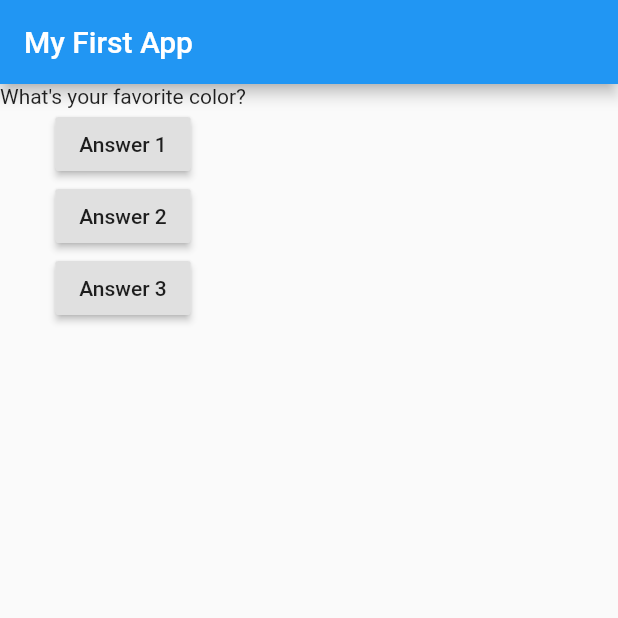
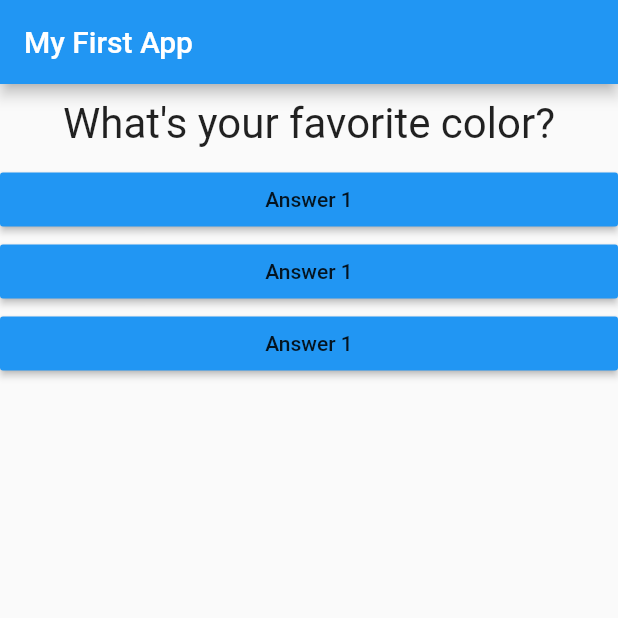
Before and after one commit to dgeorgiev436/flutter_basics_app, a Flutter app: the screen it shows after launch, on a phone screen of 412 x 824 dp, the top half of it. Run offline on Flutter 3.47's test engine with Material 2 defaults, Android fonts, the phone set to English and light mode, and no system bars.

```diff
--- /dev/null
+++ b/lib/answer.dart
@@ -0,0 +1,20 @@
+import "package:flutter/material.dart";
+
+class Answer extends StatelessWidget {
+
+  final Function selectHandler;
+
+  Answer(this.selectHandler);
+
+  @override
+  Widget build(BuildContext context) {
+    return Container(
+      width: double.infinity,
+      child: RaisedButton(
+        color: Colors.blue,
+        child: Text("Answer 1"),
+        onPressed: selectHandler,
+      ),
+    );
+  }
+}
--- a/lib/main.dart
+++ b/lib/main.dart
@@ -2,6 +2,7 @@ import 'package:flutter/material.dart';
 
 
 import "./question.dart";
+import "./answer.dart";
 
 void main() {
   runApp(MyApp());
@@ -44,9 +45,9 @@ class _MyAppState extends State<MyApp> {
       body: Column(
         children: [
           Question(questions[_questionIndex]),
-          RaisedButton(child: Text("Answer 1"), onPressed: _answerQuestion),
-          RaisedButton(child: Text("Answer 2"), onPressed: _answerQuestion),
-          RaisedButton(child: Text("Answer 3"), onPressed: _answerQuestion),
+          Answer(_answerQuestion),
+          Answer(_answerQuestion),
+          Answer(_answerQuestion),
         ],
       ),
     ));
--- a/lib/question.dart
+++ b/lib/question.dart
@@ -4,11 +4,20 @@ class Question extends StatelessWidget {
   // Final tells Dart that value will not change after initialization
   final String questionText;
 
-// Constructor
+// Class Constructor
   Question(this.questionText);
 
   @override
   Widget build(BuildContext context) {
-    return Text(questionText);
+    return Container(
+      width: double.infinity, // Width of container equals to full width of the screen
+      margin: EdgeInsets.all(10),
+      child: Text(
+        questionText,
+        // Styling
+        style: TextStyle(fontSize: 28),
+        textAlign: TextAlign.center,
+      ),
+    );
   }
 }
```
